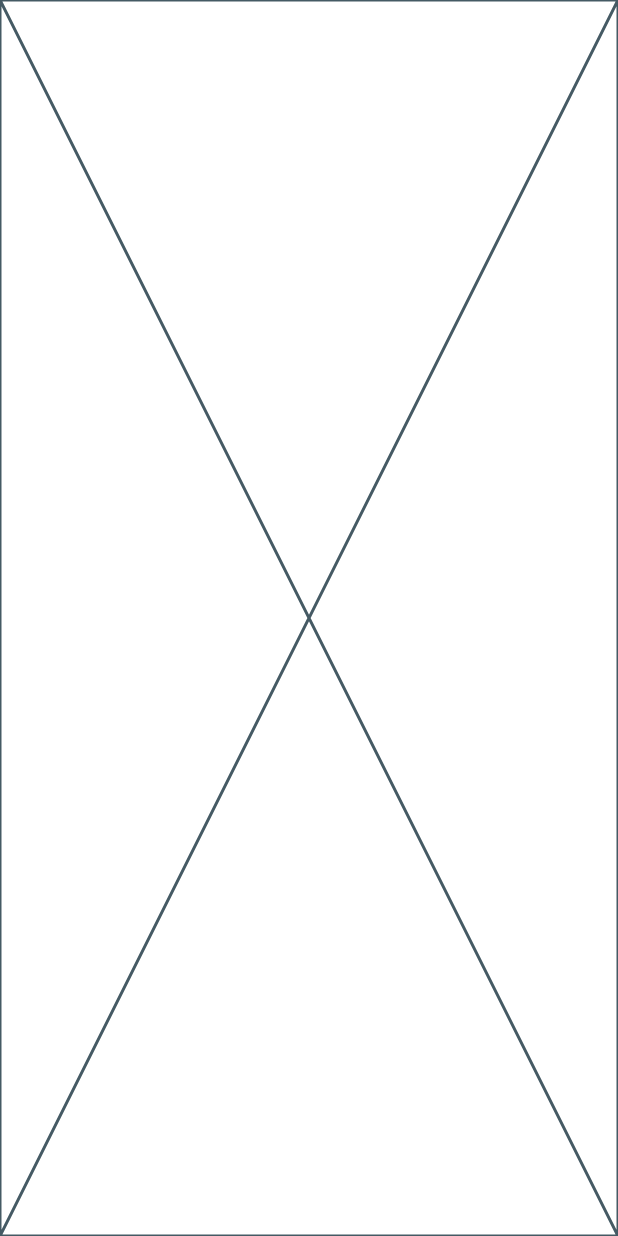
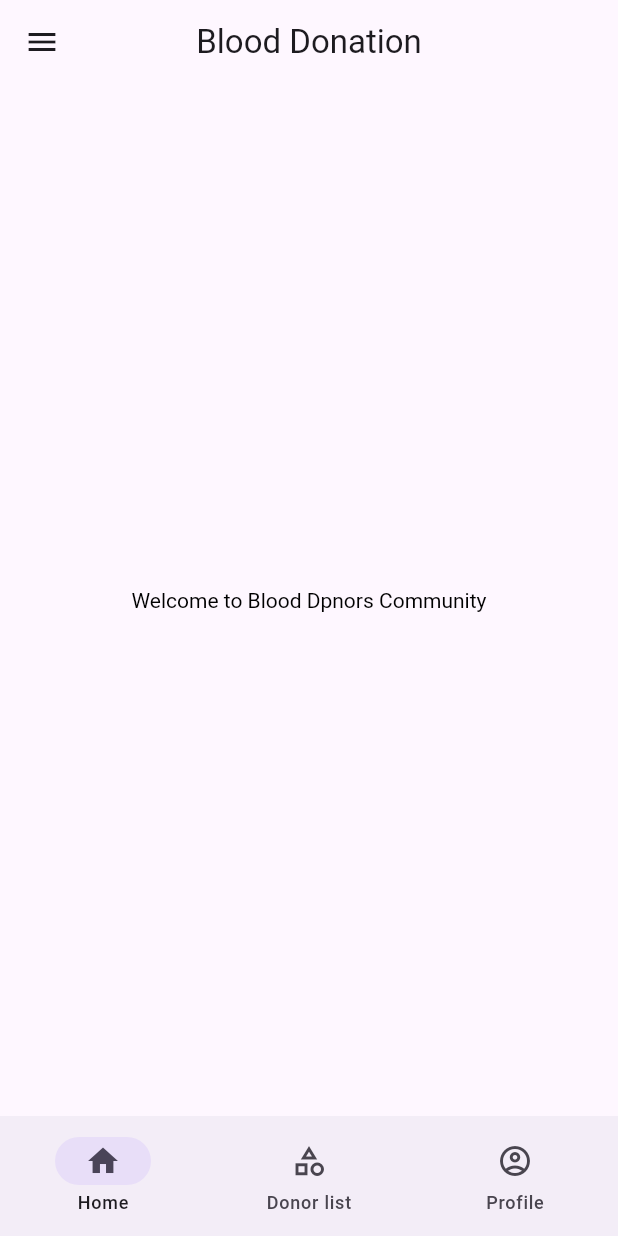
Before and after one commit to mahmud5658/blood_bank, a Flutter app: the screen it shows after launch, on a phone screen of 412 x 824 dp. Run offline on Flutter 3.47's test engine with Material 3 defaults, Android fonts, the phone set to English and light mode, and no system bars; our stand-ins replace get.

Commit message:
Work on home page with getx

```diff
--- a/lib/app.dart
+++ b/lib/app.dart
@@ -1,14 +1,19 @@
 import 'package:blood/screen/home_screen.dart';
-import 'package:flutter/cupertino.dart';
+import 'package:blood/screen/main_bottom_nav_screen/main_bottom_nav_screen.dart';
 import 'package:flutter/material.dart';
+import 'package:get/get.dart';
+
+import 'controller_binder.dart';
 
 class BloodDonation extends StatelessWidget {
   const BloodDonation({super.key});
 
   @override
   Widget build(BuildContext context) {
-   return MaterialApp(
-     home: HomeScreen(),
+   return GetMaterialApp(
+     initialBinding: ControllerBinder(),
+     // home: HomeScreen(),
+     home: MainBottomNavScreen()
    );
   }
 }
--- /dev/null
+++ b/lib/controller_binder.dart
@@ -0,0 +1,13 @@
+
+import 'package:get/get.dart';
+
+import 'state_holder/bottom_nav_bar_controller.dart';
+
+
+class ControllerBinder extends Bindings{
+  @override
+  void dependencies() {
+    Get.put(()=>BottomNavBarController());
+  }
+
+}
--- a/lib/main.dart
+++ b/lib/main.dart
@@ -1,6 +1,10 @@
 import 'package:blood/app.dart';
 import 'package:flutter/cupertino.dart';
+import 'package:get/get.dart';
+
+import 'state_holder/bottom_nav_bar_controller.dart';
 
 void main(){
+  Get.put(BottomNavBarController());
   runApp(const BloodDonation());
 }
--- a/lib/screen/home_screen.dart
+++ b/lib/screen/home_screen.dart
@@ -1,10 +1,40 @@
+import 'package:blood/screen/utls/image_paths.dart';
 import 'package:flutter/cupertino.dart';
+import 'package:flutter/material.dart';
 
 class HomeScreen extends StatelessWidget {
   const HomeScreen({super.key});
 
   @override
   Widget build(BuildContext context) {
-    return const Placeholder();
+    return Scaffold(
+      appBar: AppBar(
+        title: Text('Blood Donation'),
+        centerTitle: true,
+      ),
+      drawer: Drawer(
+        child: Column(
+          children: [
+            UserAccountsDrawerHeader(
+              accountName: const Text("Nafiur Rahman"),
+              accountEmail: const Text("nafiur@gmail.com"),
+              currentAccountPicture: Container(
+              child: Image.network(ImagePaths.sabbirImg), // Change to your image
+            ),
+              decoration: const BoxDecoration(
+                color: Colors.grey, // Blood donation theme color
+              ),
+            ),
+          ],
+        ),
+      ),
+      body: Center(
+        child: RichText(
+          text: TextSpan(
+              text: 'Welcome to Blood Dpnors Community',
+              style: TextStyle(color: Colors.black)),
+        ),
+      ),
+    );
   }
 }
--- /dev/null
+++ b/lib/screen/main_bottom_nav_screen/main_bottom_nav_screen.dart
@@ -0,0 +1,46 @@
+
+import 'package:blood/screen/home_screen.dart';
+import 'package:flutter/material.dart';
+import 'package:get/get.dart';
+
+import '../../state_holder/bottom_nav_bar_controller.dart';
+
+
+
+class MainBottomNavScreen extends StatefulWidget {
+  const MainBottomNavScreen({super.key});
+
+  @override
+  State<MainBottomNavScreen> createState() => _MainBottomNavScreenState();
+}
+
+class _MainBottomNavScreenState extends State<MainBottomNavScreen> {
+
+  final BottomNavBarController _navBarController=Get.find<BottomNavBarController>();
+
+  final List<Widget> _screens=[
+    HomeScreen(),
+    HomeScreen(),
+    HomeScreen(),
+
+  ];
+  @override
+  Widget build(BuildContext context) {
+    return GetBuilder<BottomNavBarController>(
+      builder: (_) {
+        return Scaffold(
+          body: _screens[_navBarController.selectedIndex],
+          bottomNavigationBar: NavigationBar(
+              selectedIndex: _navBarController.selectedIndex,
+              onDestinationSelected: _navBarController.changeIndex,
+              destinations: [
+            NavigationDestination(icon: Icon(Icons.home), label: 'Home'),
+            NavigationDestination(icon: Icon(Icons.category_outlined,), label: 'Donor list'),
+            NavigationDestination(icon: Icon(Icons.account_circle_outlined), label: 'Profile'),
+
+          ]),
+        );
+      }
+    );
+  }
+}
--- /dev/null
+++ b/lib/screen/utls/image_paths.dart
@@ -0,0 +1,3 @@
+class ImagePaths{
+  static String sabbirImg='https://scontent.fdac96-2.fna.fbcdn.net/v/t39.30808-6/469672167_3467407983560901_5106935844306121931_n.jpg?_nc_cat=111&ccb=1-7&_nc_sid=6ee11a&_nc_eui2=AeF0H7OJpORfp3ie-DFzKBXefMc3vJe0u6N8xze8l7S7o1VS2p63_0EbMByjyq7MmYCqhp1EIsreeyRubfroPWZz&_nc_ohc=_0Sz6Hqr25QQ7kNvgGGEnAL&_nc_oc=AdiwCP4gzqx8V5OTO3O2NN93mTLj_PoUsI1EmY-LP5-oW4YwYqD-ZJhuK7YIRhXlqPs&_nc_zt=23&_nc_ht=scontent.fdac96-2.fna&_nc_gid=A7ul6HuZ2sVnxmUBibuRbFo&oh=00_AYBbwXy0iUtOhRNaGeQklRX32s2mMKhCMxc2RHm5kJKQ_g&oe=67C07B48';
+}
--- /dev/null
+++ b/lib/state_holder/bottom_nav_bar_controller.dart
@@ -0,0 +1,16 @@
+import 'package:get/get.dart';
+
+class BottomNavBarController extends GetxController {
+  int _selectedIndex = 0;
+
+  int get selectedIndex => _selectedIndex;
+
+  void changeIndex(int index) {
+    _selectedIndex = index;
+    update();
+  }
+
+  void backToHome() {
+    changeIndex(0);
+  }
+}
--- a/pubspec.yaml
+++ b/pubspec.yaml
@@ -34,6 +34,7 @@ dependencies:
   # The following adds the Cupertino Icons font to your application.
   # Use with the CupertinoIcons class for iOS style icons.
   cupertino_icons: ^1.0.8
+  get: ^4.7.2
 
 dev_dependencies:
   flutter_test:
```
Also changed, not shown: pubspec.lock.
